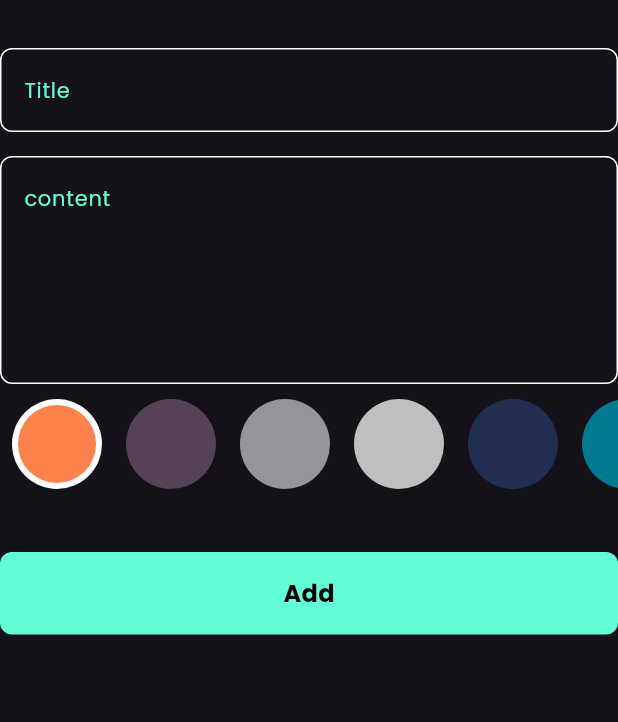
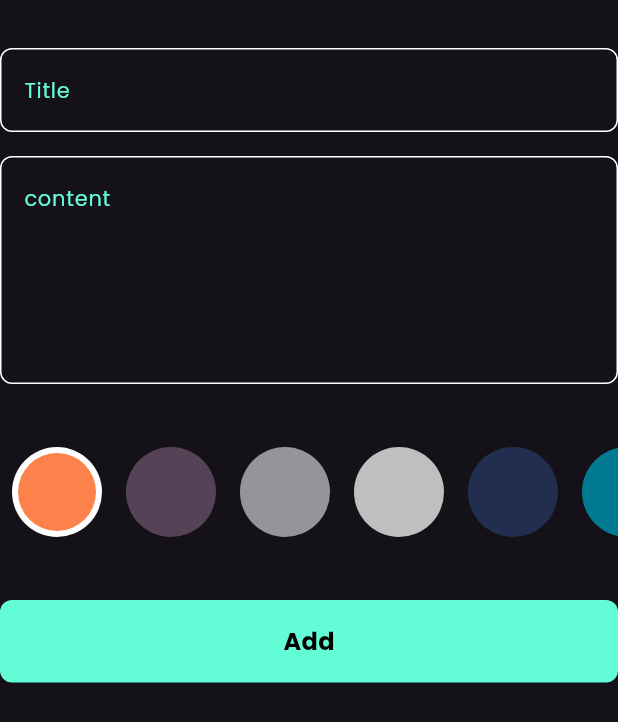
Before and after one commit to AMR5444/Note_App, a Flutter app: what addNoteForm() shows on an empty page, opened directly, on a phone screen of 412 x 824 dp. Shown: the top 722 px of the screen. Run offline on Flutter 3.47's test engine with Material 3 defaults, Android fonts, the phone set to English and light mode, and no system bars; our stand-ins replace flutter_bloc, hive, hive_flutter; accounts and stored records are empty.

Commit message:
Add note bottom sheet done

```diff
--- a/lib/cubits/add_notes_cubit/add_notes_cubit.dart
+++ b/lib/cubits/add_notes_cubit/add_notes_cubit.dart
@@ -1,3 +1,4 @@
+import 'package:flutter/material.dart';
 import 'package:flutter_bloc/flutter_bloc.dart';
 import 'package:hive_flutter/hive_flutter.dart';
 import 'package:meta/meta.dart';
@@ -8,8 +9,10 @@
 
 class AddNotesCubit extends Cubit<NotesState> {
   AddNotesCubit() : super(NotesInitial());
+  Color color = Color(0xffFC814A);
   addNote(NoteModels note) async {
     emit(NotesLoding());
+    note.color = color.value;
     try {
       var notesBox = Hive.box<NoteModels>(knotesBox);
 
--- a/lib/views/Widget/add_note_form_sheet.dart
+++ b/lib/views/Widget/add_note_form_sheet.dart
@@ -50,6 +50,7 @@
             },
             maxLiens: 5,
           ),
+          SizedBox(height: 32),
           ColorsListview(),
           SizedBox(height: 32),
           BlocBuilder<AddNotesCubit, NotesState>(
```
Also changed, not shown: lib/views/Widget/colors_ListView.dart (+6 -3 lines).
